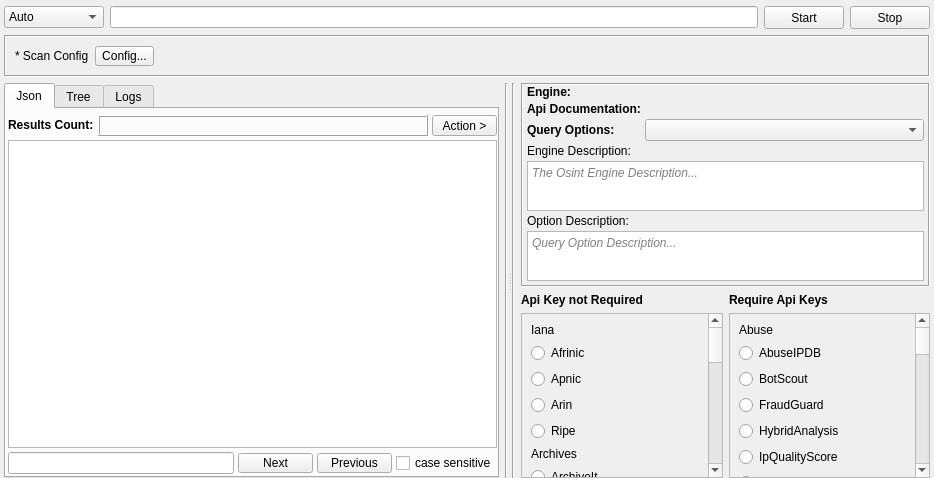
Qt form gui/src/engines/raw/Raw.ui (3nock/OTE) before a commit.
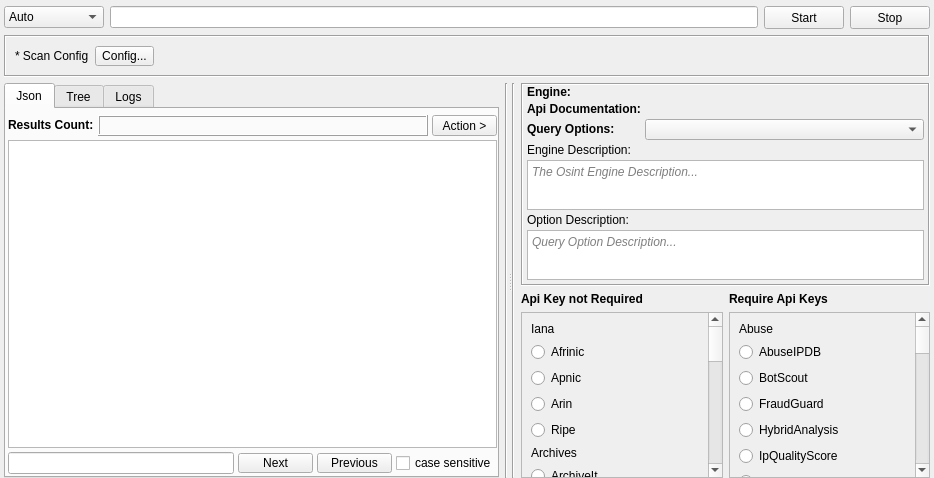
The same form after that commit.

The edit to the form file:
```diff
--- a/gui/src/engines/raw/Raw.ui
+++ b/gui/src/engines/raw/Raw.ui
@@ -590,7 +590,7 @@
                 <property name="minimumSize">
                  <size>
                   <width>170</width>
-                  <height>0</height>
+                  <height>21</height>
                  </size>
                 </property>
                </widget>
@@ -923,7 +923,7 @@
                 <property name="geometry">
                  <rect>
                   <x>0</x>
-                  <y>-38</y>
+                  <y>0</y>
                   <width>169</width>
                   <height>1422</height>
                  </rect>
```
Left out of the diff: 2 changed lines with no effect on the pictures.
